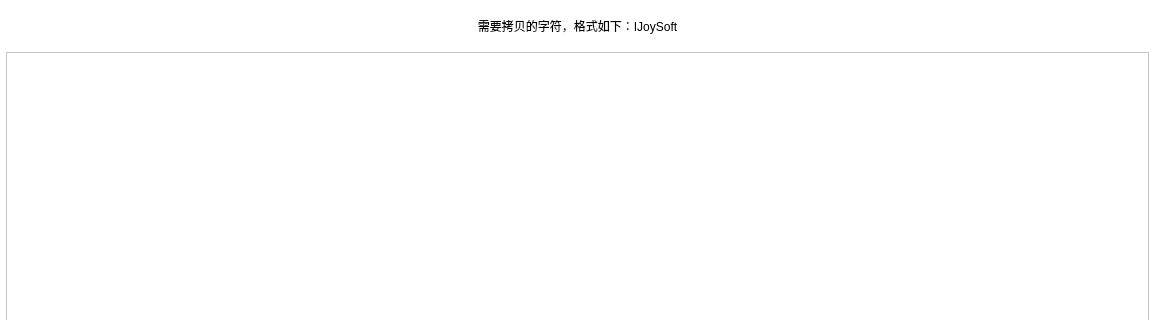
This is multiple_language/main_ui.ui in WanKaKa/MultipleLanguageUtils as Qt 5 draws it before an edit; both pictures show x 0 to 1155 and y 0 to 320 of the 1155 by 750 pixel window. The edited form follows.
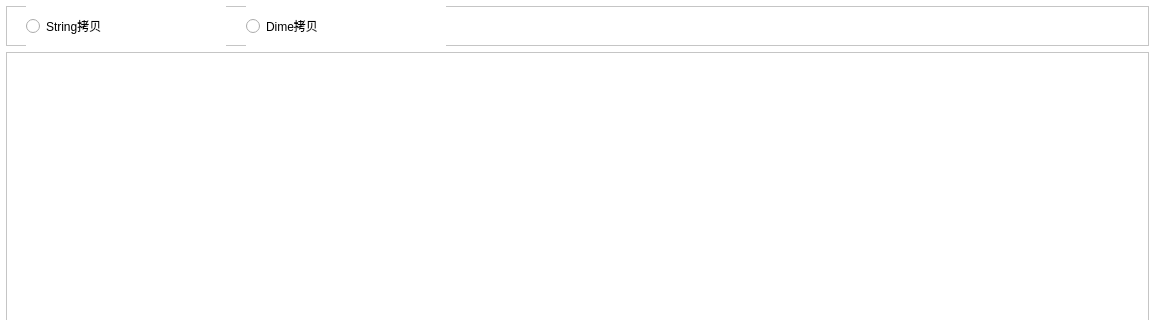
This is the edited form.

Commit message: 多语言拷贝脚本支持拷贝尺寸资源

```diff
--- a/multiple_language/main_ui.ui
+++ b/multiple_language/main_ui.ui
@@ -32,7 +32,9 @@
    <item row="0" column="0" colspan="2">
     <layout class="QVBoxLayout" name="verticalLayout">
      <item>
-      <widget class="QLabel" name="label">
+      <layout class="QHBoxLayout" name="horizontalLayout_5">
+       <item>
+        <widget class="QFrame" name="frame_3">
        <property name="minimumSize">
         <size>
          <width>0</width>
@@ -45,17 +47,47 @@
          <height>40</height>
         </size>
        </property>
+         <property name="frameShape">
+          <enum>QFrame::StyledPanel</enum>
+         </property>
+         <property name="frameShadow">
+          <enum>QFrame::Raised</enum>
+         </property>
+         <widget class="QRadioButton" name="copy_string_mode">
+          <property name="geometry">
+           <rect>
+            <x>20</x>
+            <y>0</y>
+            <width>200</width>
+            <height>40</height>
+           </rect>
+          </property>
        <property name="styleSheet">
-        <string notr="true">background-color: rgb(255, 255, 255);
-font: 12pt &quot;微软雅黑&quot;;</string>
+           <string notr="true">font: 16pt &quot;微软雅黑&quot;;</string>
        </property>
        <property name="text">
-        <string>需要拷贝的字符，格式如下：&lt;string name=&quot;i_joy_soft&quot;&gt;IJoySoft&lt;/string&gt;</string>
-       </property>
-       <property name="alignment">
-        <set>Qt::AlignCenter</set>
-       </property>
-      </widget>
+           <string>String拷贝</string>
+          </property>
+         </widget>
+         <widget class="QRadioButton" name="copy_dime_mode">
+          <property name="geometry">
+           <rect>
+            <x>240</x>
+            <y>0</y>
+            <width>200</width>
+            <height>40</height>
+           </rect>
+          </property>
+          <property name="styleSheet">
+           <string notr="true">font: 16pt &quot;微软雅黑&quot;;</string>
+          </property>
+          <property name="text">
+           <string>Dime拷贝</string>
+          </property>
+         </widget>
+        </widget>
+       </item>
+      </layout>
      </item>
      <item>
       <widget class="QTextEdit" name="input_string">
```
Lines whose indentation alone changed are shown as unchanged. The commit also changes 9 other files.
